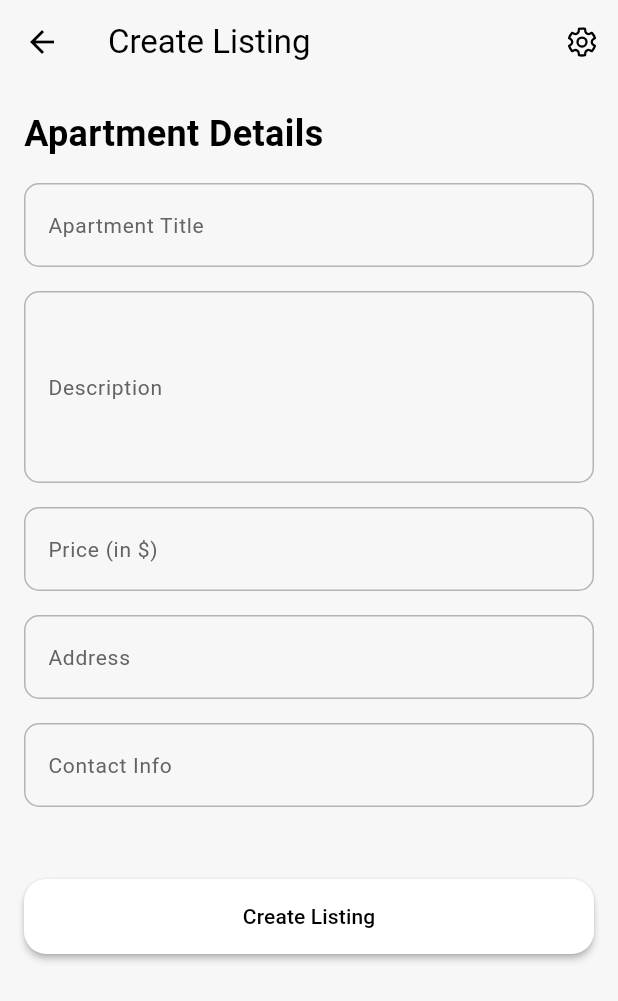
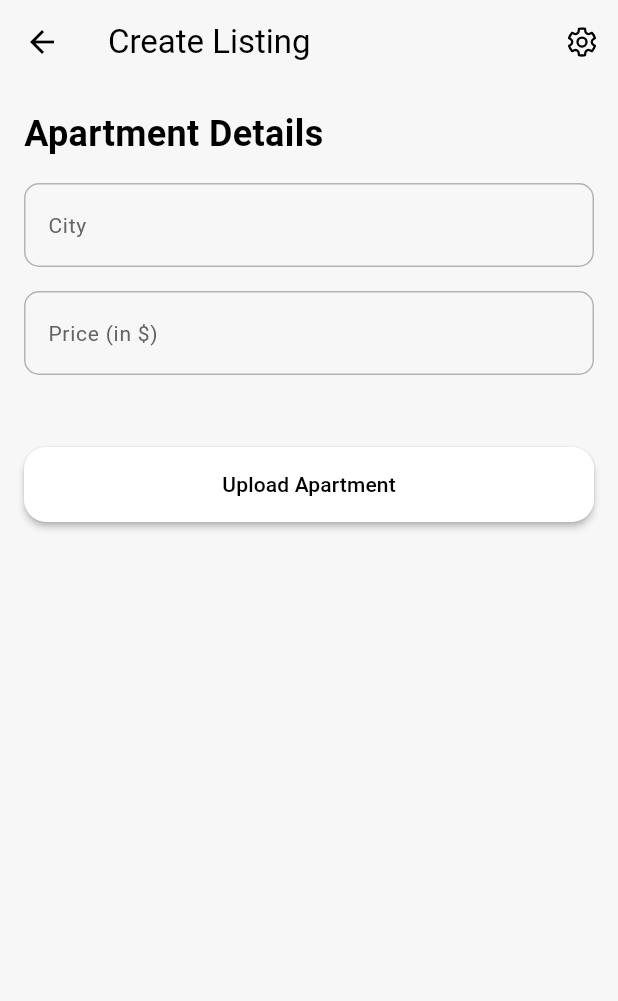
Before and after one commit to AndreasBardram/RoomFinder, a Flutter app: the CreateListingScreen screen opened directly, on a phone screen of 412 x 824 dp. Shown: the top 1001 px of the screen. Run offline on Flutter 3.47's test engine with Material 3 defaults, Android fonts, the phone set to English and light mode, and no system bars; our stand-ins replace cloud_firestore, firebase_auth, firebase_core, fluentui_system_icons; accounts and stored records are empty.

Commit message:
upload apartment made

```diff
--- a/room_finder/lib/screens/create_listing_screen.dart
+++ b/room_finder/lib/screens/create_listing_screen.dart
@@ -1,87 +1,70 @@
 import 'package:fluentui_system_icons/fluentui_system_icons.dart';
 import 'package:flutter/material.dart';
+import 'package:firebase_auth/firebase_auth.dart';
+import 'package:cloud_firestore/cloud_firestore.dart';
+
 import 'settings_screen.dart';
 import '../components/custom_styles.dart';
 
-/// Common InputDecoration for all TextFields.
-InputDecoration customInputDecoration({required String labelText}) {
-  return InputDecoration(
-    labelText: labelText,
-    labelStyle: const TextStyle(
-      color: Color.fromARGB(255, 100, 100, 100),
-      fontSize: 14,
-    ),
-    floatingLabelStyle: const TextStyle(
-      color: Color.fromARGB(255, 100, 100, 100),
-      fontSize: 14,
-    ),
-    border: const OutlineInputBorder(
-      borderSide: BorderSide(color: Color.fromARGB(255, 180, 180, 180)),
-      borderRadius: BorderRadius.all(Radius.circular(10.0)),
-    ),
-    enabledBorder: const OutlineInputBorder(
-      borderSide: BorderSide(color: Color.fromARGB(255, 180, 180, 180)),
-      borderRadius: BorderRadius.all(Radius.circular(10.0)),
-    ),
-    focusedBorder: const OutlineInputBorder(
-      borderSide: BorderSide(color: Color.fromARGB(255, 180, 180, 180)),
-      borderRadius: BorderRadius.all(Radius.circular(10.0)),
-    ),
-  );
+class CreateListingScreen extends StatefulWidget {
+  const CreateListingScreen({super.key});
+
+  @override
+  State<CreateListingScreen> createState() => _CreateListingScreenState();
 }
 
-/// Common ElevatedButton style.
-ButtonStyle customElevatedButtonStyle() {
-  return ElevatedButton.styleFrom(
-    foregroundColor: Colors.black,     // Text color
-    backgroundColor: Colors.white,     // Button background color
-    shape: RoundedRectangleBorder(
-      borderRadius: BorderRadius.circular(15.0),
-    ),
-    padding: const EdgeInsets.symmetric(vertical: 15.0),
-    elevation: 2,
-  );
+class _CreateListingScreenState extends State<CreateListingScreen> {
+  final _cityController  = TextEditingController();
+  final _priceController = TextEditingController();
+
+  bool _isUploading = false;
+
+  @override
+  void dispose() {
+    _cityController.dispose();
+    _priceController.dispose();
+    super.dispose();
   }
 
-/// A reusable Setting Button that matches the look of your original custom SettingScreen.
-Widget customSettingButton({
-  required BuildContext context,
-  required String label,
-  required VoidCallback onPressed,
-}) {
-  return Container(
-    height: 50,
-    margin: const EdgeInsets.symmetric(vertical: 4),
-    decoration: BoxDecoration(
-      color: Colors.white,
-      borderRadius: BorderRadius.circular(15),
-      boxShadow: [
-        BoxShadow(
-          color: Colors.grey.withOpacity(0.1),
-          blurRadius: 2,
-          offset: const Offset(0, 1),
-        ),
-      ],
-    ),
-    child: ClipRRect(
-      borderRadius: BorderRadius.circular(15),
-      child: ElevatedButton(
-        onPressed: onPressed,
-        style: customElevatedButtonStyle(),
-        child: Text(
-          label,
-          style: Theme.of(context)
-              .textTheme
-              .headlineSmall
-              ?.copyWith(fontSize: 16, color: Colors.black),
-        ),
-      ),
-    ),
-  );
+  Future<void> _createApartment() async {
+    final user = FirebaseAuth.instance.currentUser;
+    if (user == null) {
+      ScaffoldMessenger.of(context)
+          .showSnackBar(const SnackBar(content: Text('No user logged in.')));
+      return;
     }
 
-class CreateListingScreen extends StatelessWidget {
-  const CreateListingScreen({super.key});
+    final city  = _cityController.text.trim();
+    final price = double.tryParse(_priceController.text.trim());
+
+    if (city.isEmpty || price == null) {
+      ScaffoldMessenger.of(context).showSnackBar(
+        const SnackBar(content: Text('Please enter a valid city and price.')),
+      );
+      return;
+    }
+
+    setState(() => _isUploading = true);
+    try {
+      await FirebaseFirestore.instance.collection('apartments').add({
+        'ownedBy': user.uid,
+        'city'   : city,
+        'price'  : price,
+        'createdAt': FieldValue.serverTimestamp(),
+      });
+
+      _cityController.clear();
+      _priceController.clear();
+      ScaffoldMessenger.of(context)
+          .showSnackBar(const SnackBar(content: Text('Apartment uploaded!')));
+    } catch (e) {
+      ScaffoldMessenger.of(context).showSnackBar(
+        SnackBar(content: Text('Failed to upload: $e')),
+      );
+    } finally {
+      setState(() => _isUploading = false);
+    }
+  }
 
   @override
   Widget build(BuildContext context) {
@@ -91,64 +74,56 @@ class CreateListingScreen extends StatelessWidget {
         actions: [
           IconButton(
             icon: const Icon(FluentIcons.settings_24_regular),
-            onPressed: () {
-              // Navigate to the Settings screen
-              Navigator.push(
+            onPressed: () => Navigator.push(
               context,
-                MaterialPageRoute(builder: (context) => const SettingsScreen()),
-              );
-            },
+              MaterialPageRoute(builder: (_) => const SettingsScreen()),
+            ),
           ),
         ],
       ),
-      body: Padding(
-        padding: const EdgeInsets.all(16.0),
+      body: Stack(
+        children: [
+          SingleChildScrollView(
+            padding: const EdgeInsets.all(16),
             child: Column(
               crossAxisAlignment: CrossAxisAlignment.stretch,
               children: [
-            const Text(
-              'Apartment Details',
-              style: TextStyle(fontSize: 24, fontWeight: FontWeight.bold),
+                const Text('Apartment Details',
+                    style: TextStyle(fontSize: 24, fontWeight: FontWeight.bold)),
+                const SizedBox(height: 16),
+
+                TextField(
+                  controller: _cityController,
+                  decoration: customInputDecoration(labelText: 'City'),
                 ),
                 const SizedBox(height: 16),
+
                 TextField(
-              decoration: customInputDecoration(labelText: 'Apartment Title'),
-            ),
-            const SizedBox(height: 16),
-            TextField(
-              decoration: customInputDecoration(labelText: 'Description'),
-              maxLines: 4,
-            ),
-            const SizedBox(height: 16),
-            TextField(
+                  controller: _priceController,
                   decoration: customInputDecoration(labelText: 'Price (in \$)'),
                   keyboardType: TextInputType.number,
                 ),
-            const SizedBox(height: 16),
-            TextField(
-              decoration: customInputDecoration(labelText: 'Address'),
-            ),
-            const SizedBox(height: 16),
-            TextField(
-              decoration: customInputDecoration(labelText: 'Contact Info'),
-            ),
                 const SizedBox(height: 32),
+
                 CustomButtonContainer(
                   margin: const EdgeInsets.only(top: 16),
                   child: ElevatedButton(
-                onPressed: () {
-                  // Handle listing creation logic
-                  ScaffoldMessenger.of(context).showSnackBar(
-                    const SnackBar(content: Text('Listing Created')),
-                  );
-                },
+                    onPressed: _isUploading ? null : _createApartment,
                     style: customElevatedButtonStyle(),
-                child: const Text('Create Listing'),
+                    child: const Text('Upload Apartment'),
                   ),
                 ),
               ],
             ),
           ),
+
+          if (_isUploading)
+            Container(
+              color: Colors.black.withOpacity(0.15),
+              child: const Center(child: CircularProgressIndicator()),
+            ),
+        ],
+      ),
     );
   }
 }
```
Also changed, not shown: room_finder/lib/screens/find_roommates_screen.dart (+57 -59 lines), room_finder/lib/screens/your_profile_screen.dart (+211 -110 lines). Lines whose indentation alone changed are shown as unchanged.
